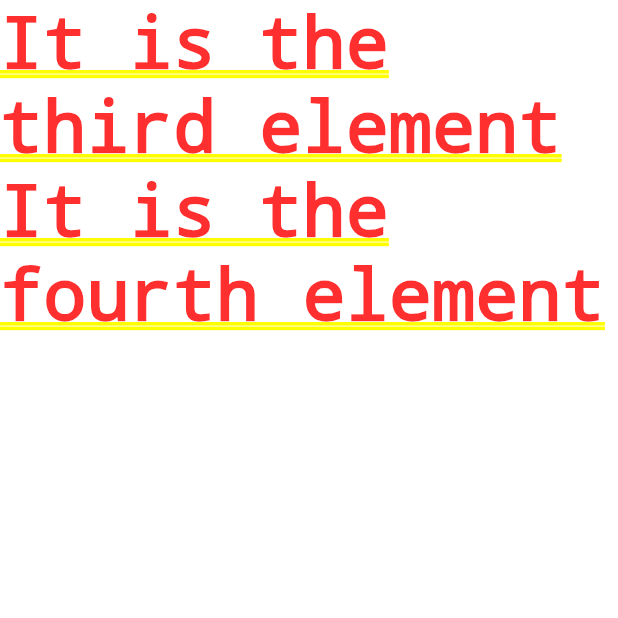
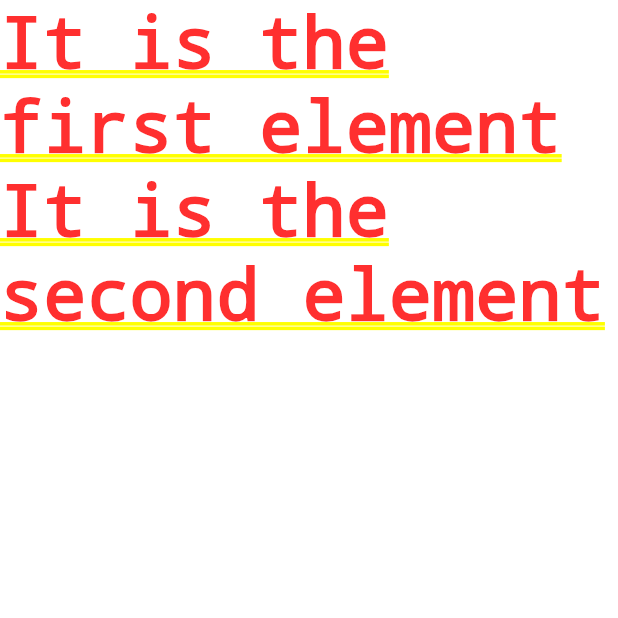
Before and after one commit to simonanexa/test, a Flutter app: the screen it shows after launch, on a phone screen of 412 x 824 dp, the top half of it. Run offline on Flutter 3.47's test engine with Material 2 defaults, Android fonts, the phone set to English and light mode, and no system bars; our stand-ins replace gallery_saver, google_maps_flutter, image_picker, rxdart; missing offline and left inert: image_size_getter.

Commit message:
first<=third & second<=fourth

```diff
--- a/lib/test.dart
+++ b/lib/test.dart
@@ -6,8 +6,8 @@ class Test extends StatelessWidget {
     return Center(
       child: Column(
         children: [
-          Text("It is the third element"),
-          Text("It is the fourth element")
+          Text("It is the first element"),
+          Text("It is the second element")
         ],
       ),
     );
```
